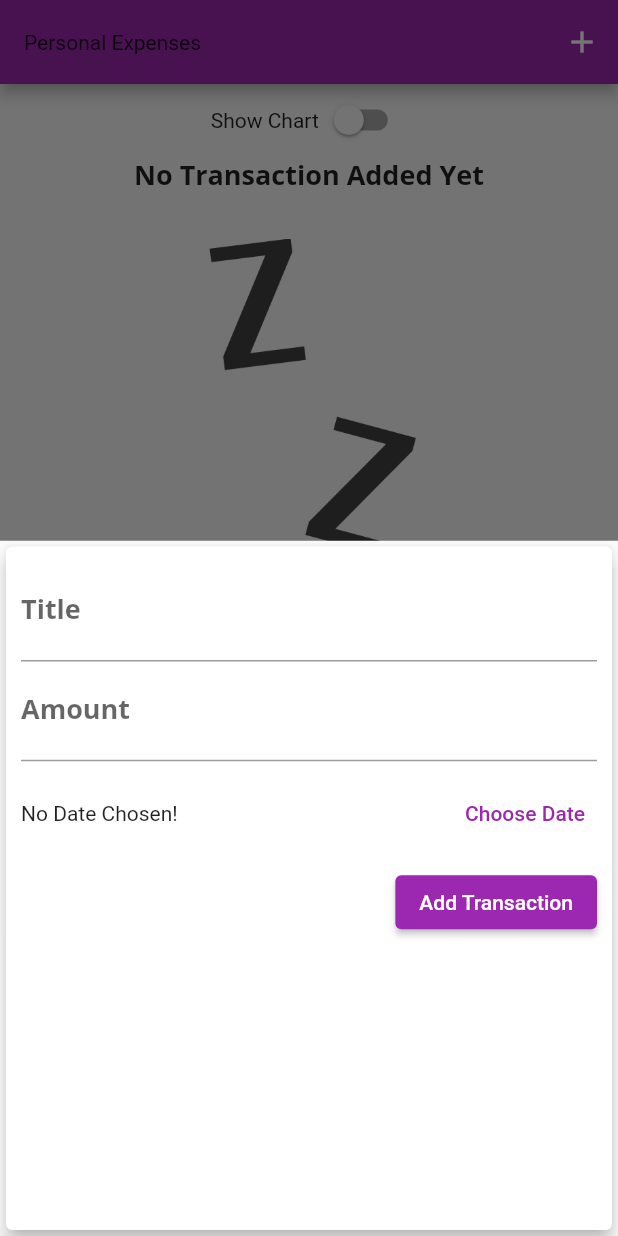
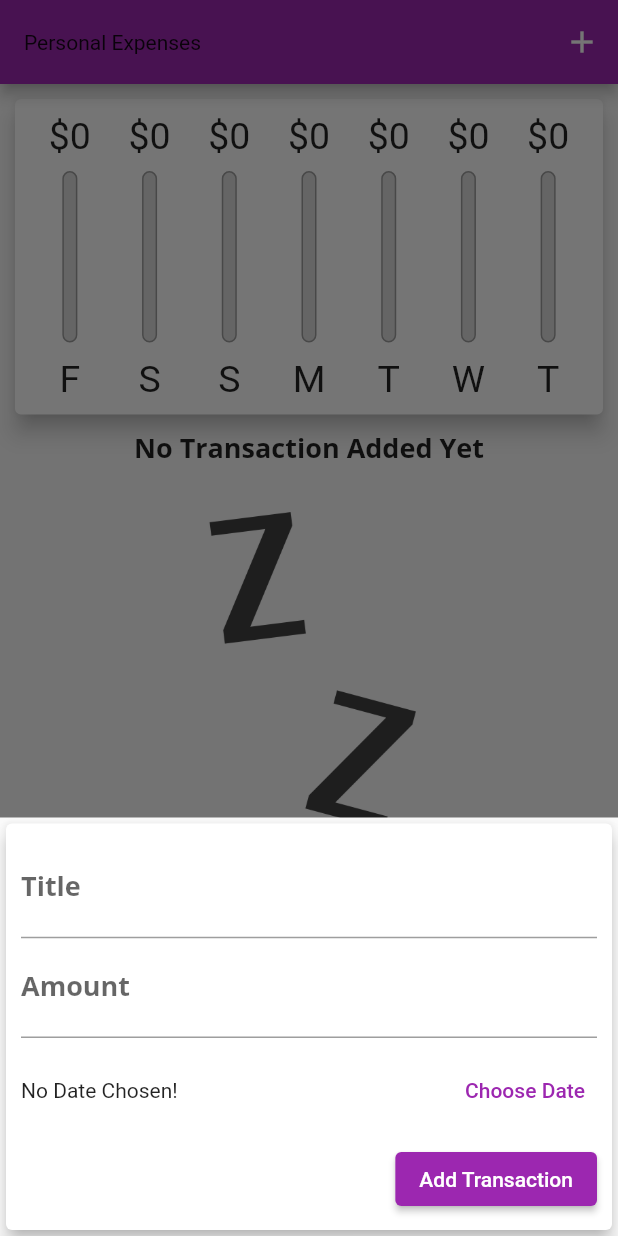
Before and after one commit to Arsalan-Khan17/Flutter-expense, a Flutter app: the screen it shows after launch, after a tap on the "add" icon, on a phone screen of 412 x 824 dp. Run offline on Flutter 3.47's test engine with Material 2 defaults, Android fonts, the phone set to English and light mode, and no system bars.

Commit message:
checks for ios done

```diff
--- a/lib/main.dart
+++ b/lib/main.dart
@@ -2,6 +2,7 @@ import 'package:expense_app/widgets/chart.dart';
 import 'package:expense_app/widgets/new_transaction.dart';
 import 'package:expense_app/widgets/transaction_list.dart';
 import 'package:flutter/material.dart';
+import 'dart:io';
 
 import 'Models/transaction.dart';
 
@@ -108,6 +109,13 @@ class _MyHomePageState extends State<MyHomePage> {
   bool _showChart = false;
   @override
   Widget build(BuildContext context) {
+    final txListWidget = Container(
+        height: (MediaQuery.of(context).size.height -
+                (MediaQuery.of(context).padding.top + kToolbarHeight)) *
+            0.7,
+        child: TransactionList(_userTransactions, _deleteTransaction));
+    final isLandscape =
+        MediaQuery.of(context).orientation == Orientation.landscape;
     return Scaffold(
       appBar: AppBar(
         title: Text('Personal Expenses'),
@@ -123,11 +131,12 @@ class _MyHomePageState extends State<MyHomePage> {
           // mainAxisAlignment: MainAxisAlignment.spaceAround,
           crossAxisAlignment: CrossAxisAlignment.stretch,
           children: [
+            if (isLandscape)
               Row(
                 mainAxisAlignment: MainAxisAlignment.center,
                 children: [
                   Text('Show Chart'),
-                Switch(
+                  Switch.adaptive(
                       value: _showChart,
                       onChanged: (val) {
                         setState(() {
@@ -136,6 +145,15 @@ class _MyHomePageState extends State<MyHomePage> {
                       })
                 ],
               ),
+            if (!isLandscape)
+              Container(
+                height: (MediaQuery.of(context).size.height -
+                        (MediaQuery.of(context).padding.top + kToolbarHeight)) *
+                    0.3,
+                child: Chart(_recentTransactions),
+              ),
+            if (!isLandscape) txListWidget,
+            if (isLandscape)
               _showChart
                   ? Container(
                       height: (MediaQuery.of(context).size.height -
@@ -144,18 +162,14 @@ class _MyHomePageState extends State<MyHomePage> {
                           0.7,
                       child: Chart(_recentTransactions),
                     )
-                : Container(
-                    height: (MediaQuery.of(context).size.height -
-                            (MediaQuery.of(context).padding.top +
-                                kToolbarHeight)) *
-                        0.7,
-                    child:
-                        TransactionList(_userTransactions, _deleteTransaction)),
+                  : txListWidget
           ],
         ),
       ),
       floatingActionButtonLocation: FloatingActionButtonLocation.centerFloat,
-      floatingActionButton: FloatingActionButton(
+      floatingActionButton: Platform.isIOS
+          ? Container()
+          : FloatingActionButton(
               onPressed: () => _startAddNewTransaction(context),
               child: Icon(Icons.add),
             ),
--- a/lib/widgets/new_transaction.dart
+++ b/lib/widgets/new_transaction.dart
@@ -44,10 +44,15 @@ class _NewTransactionState extends State<NewTransaction> {
 
   @override
   Widget build(BuildContext context) {
-    return Card(
+    return SingleChildScrollView(
+      child: Card(
         elevation: 5,
         child: Container(
-        padding: EdgeInsets.all(10),
+          padding: EdgeInsets.only(
+              top: 10,
+              left: 10,
+              right: 10,
+              bottom: MediaQuery.of(context).viewInsets.bottom + 10),
           child: Column(
             crossAxisAlignment: CrossAxisAlignment.end,
             children: [
@@ -96,6 +101,7 @@ class _NewTransactionState extends State<NewTransaction> {
             ],
           ),
         ),
+      ),
     );
   }
 }
--- a/lib/widgets/transaction_list.dart
+++ b/lib/widgets/transaction_list.dart
@@ -48,12 +48,18 @@ class TransactionList extends StatelessWidget {
                     transactions[index].title,
                     style: Theme.of(context).textTheme.subtitle1,
                   ),
-                  trailing: IconButton(
-                      icon: Icon(
-                        Icons.delete,
-                        color: Theme.of(context).errorColor,
-                      ),
-                      onPressed: () => deleteTx(transactions[index].id)),
+                  trailing: MediaQuery.of(context).size.width > 400
+                      ? TextButton.icon(
+                          style: TextButton.styleFrom(primary: Colors.red),
+                          onPressed: () => deleteTx(transactions[index].id),
+                          icon: Icon(Icons.delete),
+                          label: Text('Delete'))
+                      : IconButton(
+                          icon: Icon(
+                            Icons.delete,
+                            color: Theme.of(context).errorColor,
+                          ),
+                          onPressed: () => deleteTx(transactions[index].id)),
                   subtitle:
                       Text(DateFormat.yMMMd().format(transactions[index].date)),
                 ),
```
Lines whose indentation alone changed are shown as unchanged.
